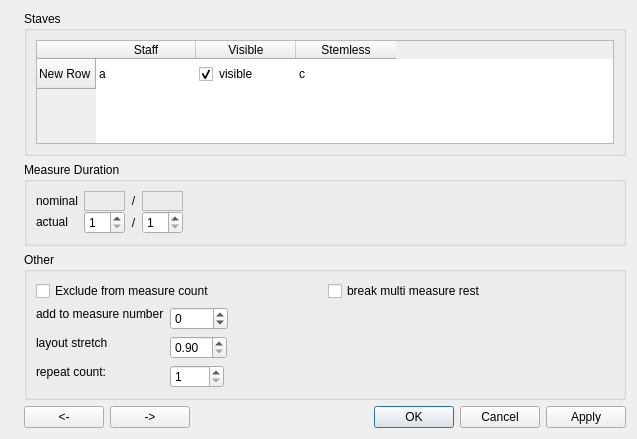
Above: mscore/mscore/measureproperties.ui from musescore/musescore-old before the change. Below: the same form after it.
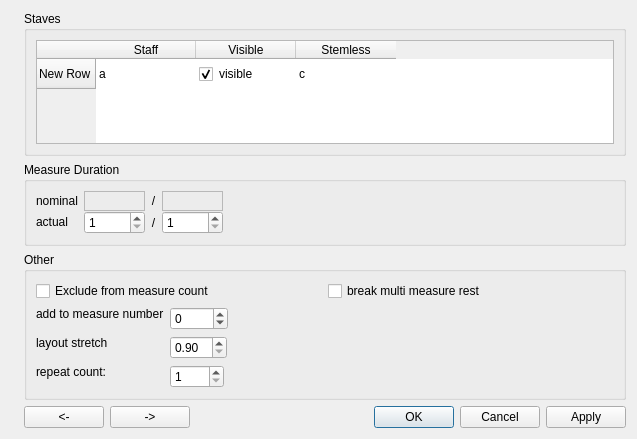
That is the form after the change. Icons and pictures are not drawn. Custom widgets are drawn as their Qt base class.

What changed in the file:
```diff
--- a/mscore/mscore/measureproperties.ui
+++ b/mscore/mscore/measureproperties.ui
@@ -172,7 +172,7 @@
              <number>1</number>
             </property>
             <property name="maximum">
-             <number>63</number>
+             <number>10000</number>
             </property>
            </widget>
           </item>
@@ -205,7 +205,7 @@
              <number>1</number>
             </property>
             <property name="maximum">
-             <number>32</number>
+             <number>10000</number>
             </property>
            </widget>
           </item>
```
